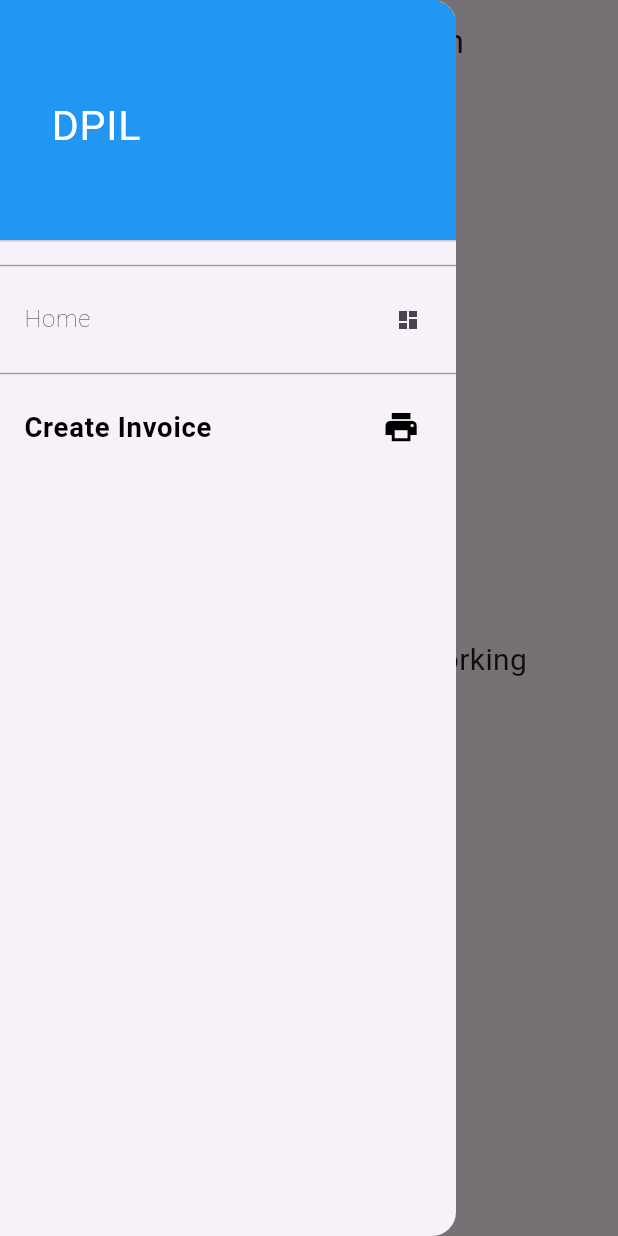
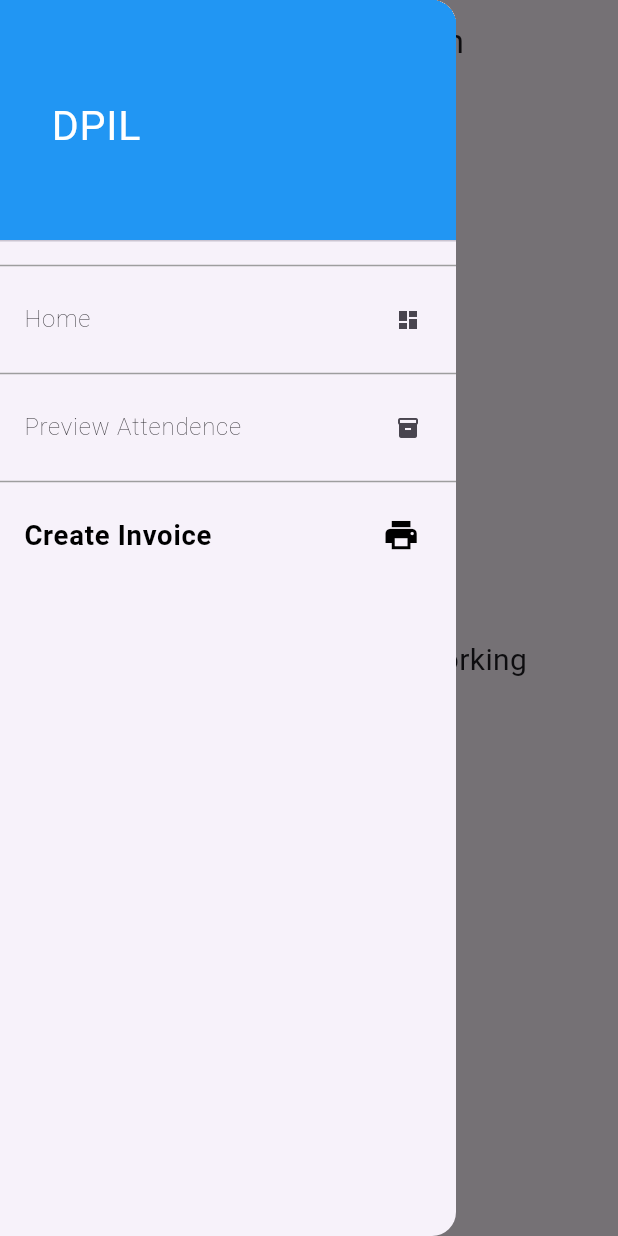
Before and after one commit to refayet21/dpil, a Flutter app: the DouserInvoiceScreen screen opened by its route, with the side drawer open, on a phone screen of 412 x 824 dp. Run offline on Flutter 3.47's test engine with Material 3 defaults, Android fonts, the phone set to English and light mode, and no system bars; our stand-ins replace animate_do, cloud_firestore, firebase_auth, firebase_core, flutter_screenutil, geocoding and 4 more; accounts and stored records are empty.

Commit message:
attendence added

```diff
--- a/lib/infrastructure/navigation/bindings/controllers/controllers_bindings.dart
+++ b/lib/infrastructure/navigation/bindings/controllers/controllers_bindings.dart
@@ -3,6 +3,7 @@ export 'package:dpil/infrastructure/navigation/bindings/controllers/admin_addgen
 export 'package:dpil/infrastructure/navigation/bindings/controllers/admin_addproduct.controller.binding.dart';
 export 'package:dpil/infrastructure/navigation/bindings/controllers/admin_addvendor.controller.binding.dart';
 export 'package:dpil/infrastructure/navigation/bindings/controllers/admin_dashboard.controller.binding.dart';
+export 'package:dpil/infrastructure/navigation/bindings/controllers/douser_attendence.controller.binding.dart';
 export 'package:dpil/infrastructure/navigation/bindings/controllers/douser_dashboard.controller.binding.dart';
 export 'package:dpil/infrastructure/navigation/bindings/controllers/douser_invoice.controller.binding.dart';
 export 'package:dpil/infrastructure/navigation/bindings/controllers/douser_invoicepreview.controller.binding.dart';
--- a/lib/infrastructure/navigation/navigation.dart
+++ b/lib/infrastructure/navigation/navigation.dart
@@ -81,5 +81,10 @@ class Nav {
       page: () => const DouserInvoicepreviewScreen(),
       binding: DouserInvoicepreviewControllerBinding(),
     ),
+    GetPage(
+      name: Routes.DOUSER_ATTENDENCE,
+      page: () => const DouserAttendenceScreen(),
+      binding: DouserAttendenceControllerBinding(),
+    ),
   ];
 }
--- a/lib/infrastructure/navigation/routes.dart
+++ b/lib/infrastructure/navigation/routes.dart
@@ -10,8 +10,9 @@ class Routes {
   static const ADMIN_DASHBOARD = '/admin-dashboard';
   static const DOUSER_DASHBOARD = '/douser-dashboard';
   static const DOUSER_INVOICE = '/douser-invoice';
+  static const DOUSER_INVOICEPREVIEW = '/douser-invoicepreview';
   static const GENUSER_DASHBOARD = '/genuser-dashboard';
   static const LOGIN = '/login';
   static const SPLASH = '/splash';
-  static const DOUSER_INVOICEPREVIEW = '/douser-invoicepreview';
+  static const DOUSER_ATTENDENCE = '/douser-attendence';
 }
--- a/lib/presentation/screens.dart
+++ b/lib/presentation/screens.dart
@@ -3,6 +3,7 @@ export 'package:dpil/presentation/admin/addgenuser/admin_addgenuser.screen.dart'
 export 'package:dpil/presentation/admin/addproduct/admin_addproduct.screen.dart';
 export 'package:dpil/presentation/admin/addvendor/admin_addvendor.screen.dart';
 export 'package:dpil/presentation/admin/dashboard/admin_dashboard.screen.dart';
+export 'package:dpil/presentation/douser/attendence/douser_attendence.screen.dart';
 export 'package:dpil/presentation/douser/dashboard/douser_dashboard.screen.dart';
 export 'package:dpil/presentation/douser/invoice/douser_invoice.screen.dart';
 export 'package:dpil/presentation/douser/invoicepreview/douser_invoicepreview.screen.dart';
--- a/lib/presentation/widgets/do_drawer.dart
+++ b/lib/presentation/widgets/do_drawer.dart
@@ -12,13 +12,13 @@ class DoDrawer extends StatelessWidget {
         routeName: Routes.DOUSER_DASHBOARD,
         icon: Icons.dashboard),
     DrawerMenuItem(
+        title: 'Preview Attendence',
+        routeName: Routes.DOUSER_ATTENDENCE,
+        icon: Icons.inventory),
+    DrawerMenuItem(
         title: 'Create Invoice',
         routeName: Routes.DOUSER_INVOICE,
         icon: Icons.print),
-    // DrawerMenuItem(
-    //     title: 'Preview Invoice',
-    //     routeName: Routes.ADMIN_ADDGENUSER,
-    //     icon: Icons.inventory),
   ];
   DoDrawer({
     super.key,
```
Also changed, not shown: lib/infrastructure/navigation/bindings/controllers/douser_attendence.controller.binding.dart (added, +12 -0 lines), lib/presentation/douser/attendence/controllers/douser_attendence.controller.dart (added, +23 -0 lines), lib/presentation/douser/attendence/douser_attendence.screen.dart (added, +26 -0 lines).
